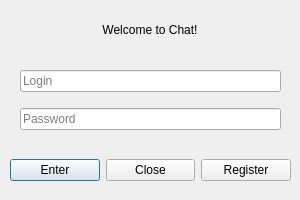
Old version of the form authwindow.ui in the repository olegrok/Messenger.
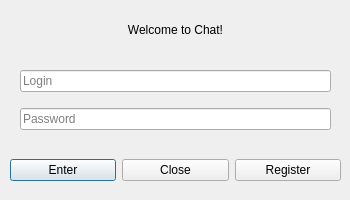
New version of the form.

What changed in the file:
```diff
--- a/authwindow.ui
+++ b/authwindow.ui
@@ -6,31 +6,40 @@
    <rect>
     <x>0</x>
     <y>0</y>
-    <width>300</width>
+    <width>350</width>
     <height>200</height>
    </rect>
   </property>
+  <property name="sizePolicy">
+   <sizepolicy hsizetype="Preferred" vsizetype="Preferred">
+    <horstretch>0</horstretch>
+    <verstretch>0</verstretch>
+   </sizepolicy>
+  </property>
   <property name="minimumSize">
    <size>
-    <width>300</width>
+    <width>350</width>
     <height>200</height>
    </size>
   </property>
   <property name="maximumSize">
    <size>
-    <width>300</width>
+    <width>350</width>
     <height>200</height>
    </size>
   </property>
   <property name="windowTitle">
    <string> Authorization</string>
   </property>
+  <property name="sizeGripEnabled">
+   <bool>false</bool>
+  </property>
   <widget class="QWidget" name="verticalLayoutWidget">
    <property name="geometry">
     <rect>
      <x>20</x>
      <y>60</y>
-     <width>261</width>
+     <width>311</width>
      <height>81</height>
     </rect>
    </property>
@@ -71,7 +80,7 @@
     <rect>
      <x>10</x>
      <y>150</y>
-     <width>281</width>
+     <width>331</width>
      <height>41</height>
     </rect>
    </property>
@@ -112,9 +121,9 @@
    <property name="geometry">
     <rect>
      <x>0</x>
-     <y>20</y>
-     <width>300</width>
-     <height>20</height>
+     <y>10</y>
+     <width>351</width>
+     <height>41</height>
     </rect>
    </property>
    <property name="text">
@@ -123,6 +132,12 @@
    <property name="alignment">
     <set>Qt::AlignCenter</set>
    </property>
+   <property name="wordWrap">
+    <bool>true</bool>
+   </property>
+   <property name="textInteractionFlags">
+    <set>Qt::LinksAccessibleByMouse|Qt::TextSelectableByMouse</set>
+   </property>
   </widget>
  </widget>
  <resources/>
```
